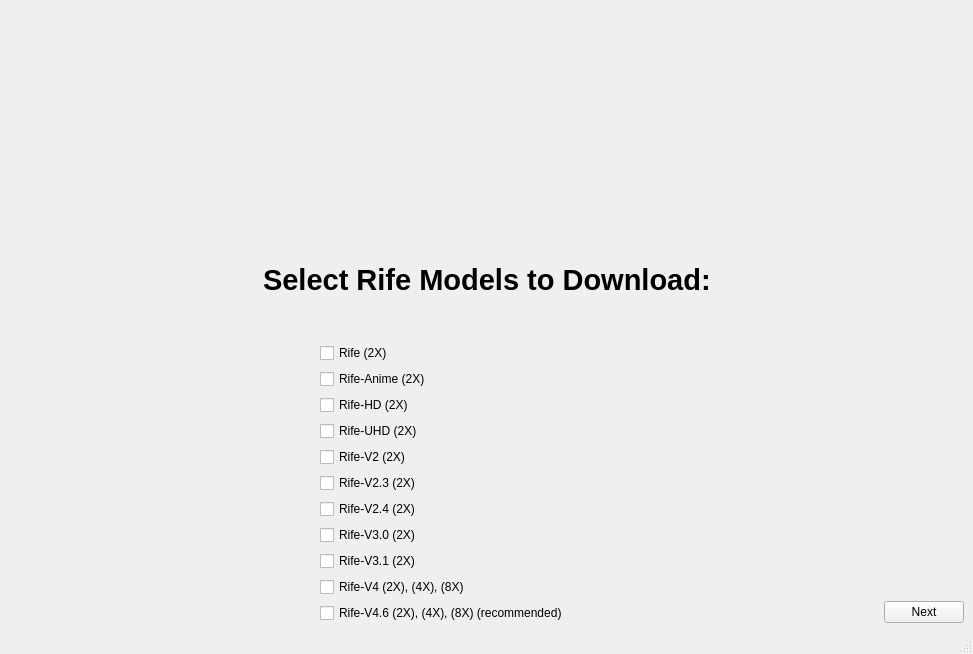
The window that src/getModels/SelectModels.ui (TNTwise/REAL-Video-Enhancer) describes before a commit, drawn with Qt 5.
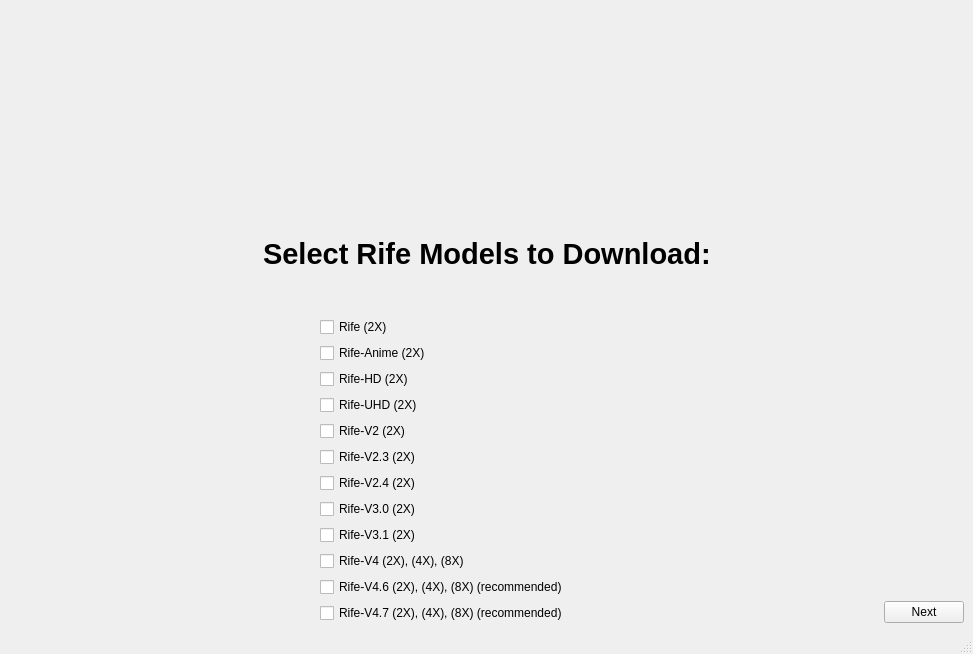
The same window after the commit.

Commit message: add rife-v4.7 (Thanks Styler00dollar!)

What changed in the file:
```diff
--- a/src/getModels/SelectModels.ui
+++ b/src/getModels/SelectModels.ui
@@ -176,6 +176,13 @@
               </property>
              </widget>
             </item>
+            <item>
+             <widget class="QCheckBox" name="rife47">
+              <property name="text">
+               <string>Rife-V4.7 (2X), (4X), (8X) (recommended)</string>
+              </property>
+             </widget>
+            </item>
            </layout>
           </item>
           <item>
```
The commit also changes 10 other files.
